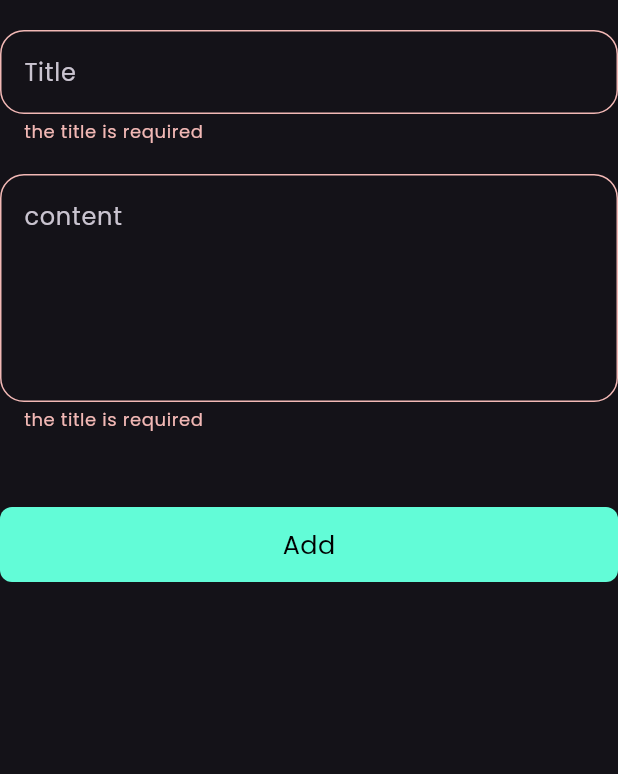
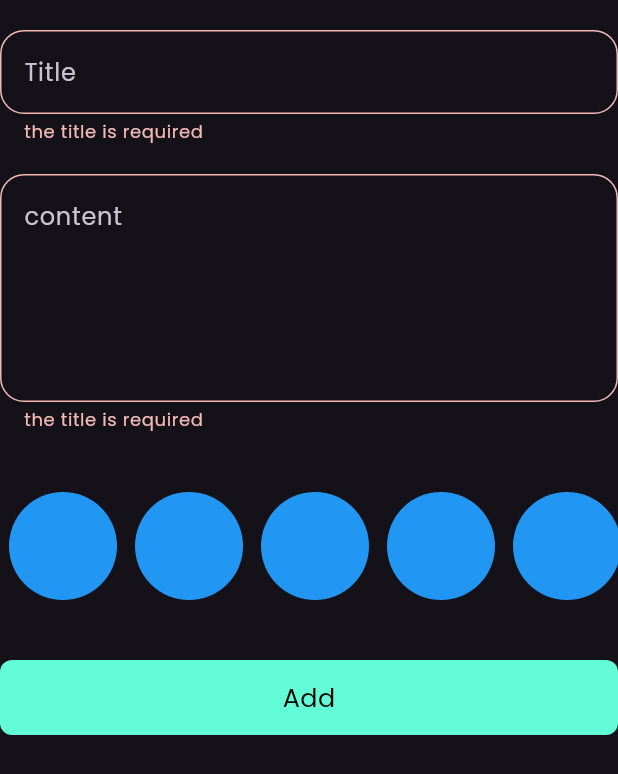
Before and after one commit to He9sham/Note-app, a Flutter app: the AddNoteFrom widget shown alone on an empty page, opened directly, after a tap on "Add", on a phone screen of 412 x 824 dp. Shown: the top 774 px of the screen. Run offline on Flutter 3.47's test engine with Material 3 defaults, Android fonts, the phone set to English and light mode, and no system bars; our stand-ins replace bloc, flutter_bloc, font_awesome_flutter, hive, hive_flutter; accounts and stored records are empty.

Commit message:
custom add color

```diff
--- a/lib/Views/widgets/add_note_from.dart
+++ b/lib/Views/widgets/add_note_from.dart
@@ -1,10 +1,11 @@
 import 'package:flutter/material.dart';
 import 'package:flutter_bloc/flutter_bloc.dart';
+import 'package:intl/intl.dart';
 import 'package:note_app/Cubits/Add_Note_cubit/add_note_cubit.dart';
 import 'package:note_app/Models/note_model.dart';
 import 'package:note_app/Views/widgets/Custom_text_field.dart';
 import 'package:note_app/Views/widgets/custom_add_buttom_note.dart';
-import 'package:intl/intl.dart';
+import 'package:note_app/Views/widgets/custom_color_item.dart';
 
 class AddNoteFrom extends StatefulWidget {
   const AddNoteFrom({
@@ -45,29 +46,18 @@ class _AddNoteFromState extends State<AddNoteFrom> {
             maxlines: 5,
           ),
           const SizedBox(
-            height: 50,
+            height: 40,
+          ),
+          const CustomlistColor(),
+          const SizedBox(
+            height: 40,
           ),
           BlocBuilder<AddNoteCubit, AddNoteState>(
             builder: (context, state) {
               return AddNoteButtom(
                 isloading: state is AddNoteLoading ? true : false,
                 ontap: () {
-                  if (formkey.currentState!.validate()) {
-                    formkey.currentState!.save();
-                    var formatter = DateFormat(
-                        'yyyy-MM-dd'); // Define the date format
-                    String formattedDate = formatter
-                        .format(DateTime.now()); // Format the current date
-                    var notemodel = NoteModels(
-                        title: title!,
-                        subtitle: subtitle!,
-                        date:formattedDate,
-                        color: Colors.blue.value);
-                    BlocProvider.of<AddNoteCubit>(context).addNote(notemodel);
-                  } else {
-                    autovalidateMode = AutovalidateMode.always;
-                    setState(() {});
-                  }
+                  Custom_add_note_ontap(context);
                 },
               );
             },
@@ -76,4 +66,22 @@ class _AddNoteFromState extends State<AddNoteFrom> {
       ),
     );
   }
+
+  void Custom_add_note_ontap(BuildContext context) {
+    if (formkey.currentState!.validate()) {
+      formkey.currentState!.save();
+      var formatter = DateFormat('yyyy-MM-dd'); // Define the date format
+      String formattedDate =
+          formatter.format(DateTime.now()); // Format the current date
+      var notemodel = NoteModels(
+          title: title!,
+          subtitle: subtitle!,
+          date: formattedDate,
+          color: Colors.blue.value);
+      BlocProvider.of<AddNoteCubit>(context).addNote(notemodel);
+    } else {
+      autovalidateMode = AutovalidateMode.always;
+      setState(() {});
+    }
+  }
 }
--- /dev/null
+++ b/lib/Views/widgets/custom_color_item.dart
@@ -0,0 +1,31 @@
+import 'package:flutter/material.dart';
+
+class CustomColor extends StatelessWidget {
+  const CustomColor({super.key});
+  @override
+  Widget build(BuildContext context) {
+    return const CircleAvatar(
+      radius: 36,
+      backgroundColor: Colors.blue,
+    );
+  }
+}
+
+class CustomlistColor extends StatelessWidget {
+  const CustomlistColor({super.key});
+  @override
+  Widget build(BuildContext context) {
+    return SizedBox(
+      height: 36 * 2,
+      child: ListView.builder(
+          itemCount: 10,
+          scrollDirection: Axis.horizontal,
+          itemBuilder: (context, index) {
+            return const Padding(
+              padding: EdgeInsets.symmetric(horizontal: 6),
+              child: CustomColor(),
+            );
+          }),
+    );
+  }
+}
```
